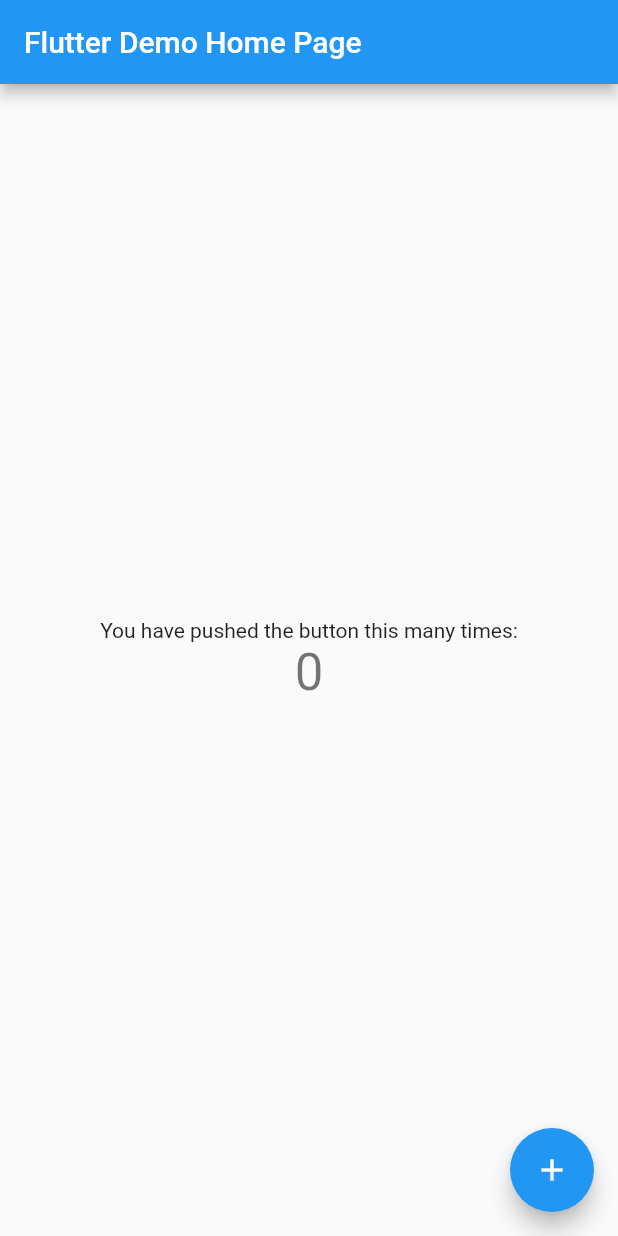
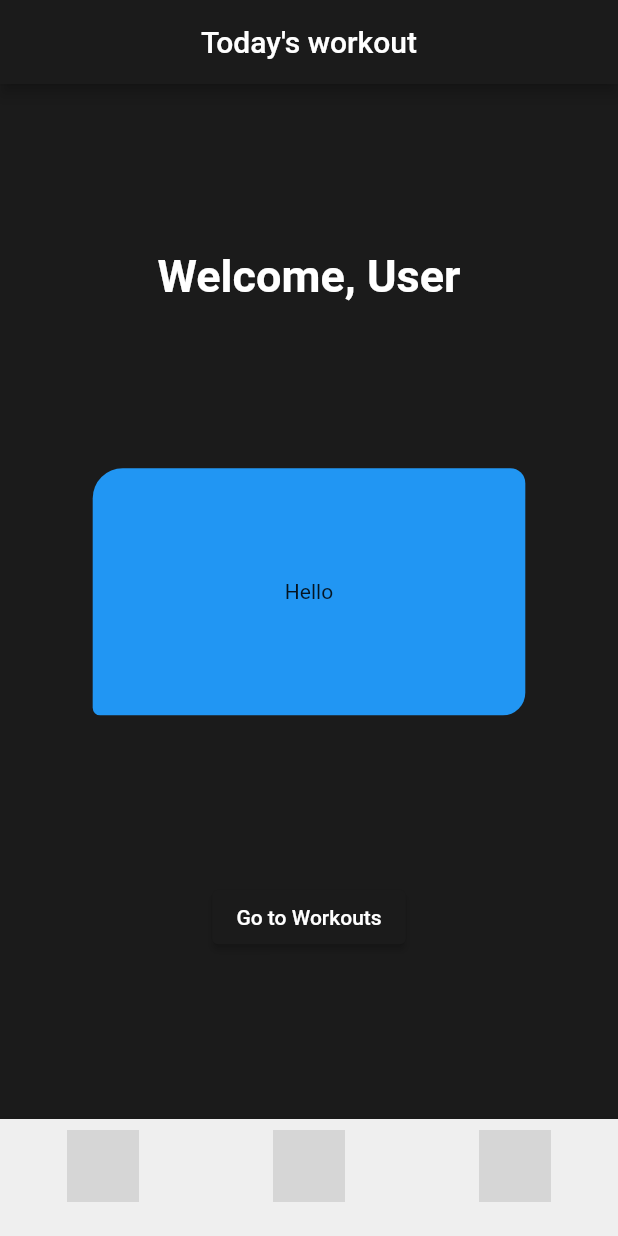
Before and after one commit to sophiavl/s1135382_s1133373_iiatimd_app, a Flutter app: the screen it shows after launch, on a phone screen of 412 x 824 dp. Run offline on Flutter 3.47's test engine with Material 2 defaults, Android fonts, the phone set to English and light mode, and no system bars; grey boxes are pictures that could not be loaded.

Commit message:
paginas er weer in gezet en de icons er in gezet

```diff
--- /dev/null
+++ b/lib/home_page.dart
@@ -0,0 +1,60 @@
+import 'package:flutter/material.dart';
+import 'workout_page.dart';
+
+class HomePage extends StatefulWidget {
+  const HomePage({Key? key}) : super(key: key);
+
+  @override
+  State<HomePage> createState() => _HomePageState();
+}
+
+class _HomePageState extends State<HomePage> {
+  Color background = const Color(0xFF1B1B1B);
+
+  @override
+  Widget build(BuildContext context) {
+    return Container(
+      color: background, // Set the background color for the whole screen
+      child: Center(
+        child: Column(
+          mainAxisAlignment: MainAxisAlignment.spaceEvenly,
+          children: [
+            const Text(
+              'Welcome, User',
+              style: TextStyle(
+                color: Colors.white,
+                fontSize: 30,
+                fontWeight: FontWeight.bold,
+              ),
+            ),
+            Container(
+              width: MediaQuery.of(context).size.width * 0.7,
+              height: MediaQuery.of(context).size.height * 0.2,
+              alignment: Alignment.center,
+              decoration: const BoxDecoration(
+                color: Colors.blue,
+                borderRadius: BorderRadius.only(
+                  topLeft: Radius.circular(20),
+                  topRight: Radius.circular(10),
+                  bottomLeft: Radius.circular(5),
+                  bottomRight: Radius.circular(15),
+                ),
+              ),
+              child: const Text('Hello'),
+            ),
+            ElevatedButton(
+              onPressed: () {
+                Navigator.of(context).push(
+                  MaterialPageRoute(builder: (BuildContext context) {
+                    return const WorkoutPage();
+                  }),
+                );
+              },
+              child: const Text('Go to Workouts'),
+            ),
+          ],
+        ),
+      ),
+    );
+  }
+}
--- a/lib/main.dart
+++ b/lib/main.dart
@@ -1,4 +1,27 @@
 import 'package:flutter/material.dart';
+import 'home_page.dart';
+import 'workout_page.dart';
+import 'profile_page.dart';
+
+MaterialColor createMaterialColor(Color color) {
+  List strengths = <double>[.05];
+  Map<int, Color> swatch = {};
+  final int r = color.red, g = color.green, b = color.blue;
+
+  for (int i = 1; i < 10; i++) {
+    strengths.add(0.1 * i);
+  }
+  for (var strength in strengths) {
+    final double ds = 0.5 - strength;
+    swatch[(strength * 1000).round()] = Color.fromRGBO(
+      r + ((ds < 0 ? r : (255 - r)) * ds).round(),
+      g + ((ds < 0 ? g : (255 - g)) * ds).round(),
+      b + ((ds < 0 ? b : (255 - b)) * ds).round(),
+      1,
+    );
+  }
+  return MaterialColor(color.value, swatch);
+}
 
 void main() {
   runApp(const MyApp());
@@ -11,105 +34,82 @@
   @override
   Widget build(BuildContext context) {
     return MaterialApp(
-      title: 'Flutter Demo',
+      debugShowCheckedModeBanner: false,
+      title: 'Workout app',
       theme: ThemeData(
-        // This is the theme of your application.
-        //
-        // Try running your application with "flutter run". You'll see the
-        // application has a blue toolbar. Then, without quitting the app, try
-        // changing the primarySwatch below to Colors.green and then invoke
-        // "hot reload" (press "r" in the console where you ran "flutter run",
-        // or simply save your changes to "hot reload" in a Flutter IDE).
-        // Notice that the counter didn't reset back to zero; the application
-        // is not restarted.
-        primarySwatch: Colors.blue,
+        primarySwatch: createMaterialColor(const Color(0xFF1B1B1B)),
       ),
-      home: const MyHomePage(title: 'Flutter Demo Home Page'),
+      home: const RootPage(title: 'My Workout'),
     );
   }
 }
 
-class MyHomePage extends StatefulWidget {
-  const MyHomePage({super.key, required this.title});
-
-  // This widget is the home page of your application. It is stateful, meaning
-  // that it has a State object (defined below) that contains fields that affect
-  // how it looks.
-
-  // This class is the configuration for the state. It holds the values (in this
-  // case the title) provided by the parent (in this case the App widget) and
-  // used by the build method of the State. Fields in a Widget subclass are
-  // always marked "final".
+class RootPage extends StatefulWidget {
+  const RootPage({Key? key, required this.title}) : super(key: key);
 
   final String title;
-
   @override
-  State<MyHomePage> createState() => _MyHomePageState();
+  State<RootPage> createState() => _RootPageState();
 }
 
-class _MyHomePageState extends State<MyHomePage> {
-  int _counter = 0;
+class _RootPageState extends State<RootPage> {
+  int currentPage = 0;
 
-  void _incrementCounter() {
-    setState(() {
-      // This call to setState tells the Flutter framework that something has
-      // changed in this State, which causes it to rerun the build method below
-      // so that the display can reflect the updated values. If we changed
-      // _counter without calling setState(), then the build method would not be
-      // called again, and so nothing would appear to happen.
-      _counter++;
-    });
-  }
+  List<String> pageTitles = ["Today's workout", 'Workouts', 'Profile'];
+
+  List<Widget> pages = [
+    const HomePage(),
+    const WorkoutPage(),
+    const ProfilePage()
+  ];
 
   @override
   Widget build(BuildContext context) {
-    // This method is rerun every time setState is called, for instance as done
-    // by the _incrementCounter method above.
-    //
-    // The Flutter framework has been optimized to make rerunning build methods
-    // fast, so that you can just rebuild anything that needs updating rather
-    // than having to individually change instances of widgets.
     return Scaffold(
-      appBar: AppBar(
-        // Here we take the value from the MyHomePage object that was created by
-        // the App.build method, and use it to set our appbar title.
-        title: Text(widget.title),
-      ),
-      body: Center(
-        // Center is a layout widget. It takes a single child and positions it
-        // in the middle of the parent.
-        child: Column(
-          // Column is also a layout widget. It takes a list of children and
-          // arranges them vertically. By default, it sizes itself to fit its
-          // children horizontally, and tries to be as tall as its parent.
-          //
-          // Invoke "debug painting" (press "p" in the console, choose the
-          // "Toggle Debug Paint" action from the Flutter Inspector in Android
-          // Studio, or the "Toggle Debug Paint" command in Visual Studio Code)
-          // to see the wireframe for each widget.
-          //
-          // Column has various properties to control how it sizes itself and
-          // how it positions its children. Here we use mainAxisAlignment to
-          // center the children vertically; the main axis here is the vertical
-          // axis because Columns are vertical (the cross axis would be
-          // horizontal).
-          mainAxisAlignment: MainAxisAlignment.center,
-          children: <Widget>[
-            const Text(
-              'You have pushed the button this many times:',
-            ),
-            Text(
-              '$_counter',
-              style: Theme.of(context).textTheme.headlineMedium,
-            ),
-          ],
-        ),
-      ),
-      floatingActionButton: FloatingActionButton(
-        onPressed: _incrementCounter,
-        tooltip: 'Increment',
-        child: const Icon(Icons.add),
-      ), // This trailing comma makes auto-formatting nicer for build methods.
-    );
+        appBar: AppBar(title: Text(pageTitles[currentPage]), centerTitle: true),
+        body: pages[currentPage],
+        bottomNavigationBar: Theme(
+          data: ThemeData(
+            canvasColor:
+                createMaterialColor(const Color.fromARGB(255, 239, 239, 239)),
+          ),
+          child: BottomNavigationBar(
+            currentIndex: currentPage,
+            onTap: (index) {
+              setState(() {
+                currentPage = index;
+              });
+            },
+            items: const <BottomNavigationBarItem>[
+              BottomNavigationBarItem(
+                icon: Image(
+                  image: AssetImage('web/icons/home_icon.png'),
+                  width: 48,
+                  height: 48,
+                  color: Colors.black87,
+                ),
+                label: '',
+              ),
+              BottomNavigationBarItem(
+                icon: Image(
+                  image: AssetImage('web/icons/dumbbel.png'),
+                  width: 48,
+                  height: 48,
+                  color: Colors.black87,
+                ),
+                label: '',
+              ),
+              BottomNavigationBarItem(
+                icon: Image(
+                  image: AssetImage('web/icons/profile_icon.png'),
+                  width: 48,
+                  height: 48,
+                  color: Colors.black87,
+                ),
+                label: '',
+              ),
+            ],
+          ),
+        ));
   }
 }
```
Also changed, not shown: lib/profile_page.dart (added, +22 -0 lines), lib/workout_page.dart (added, +87 -0 lines), pubspec.yaml (+4 -3 lines), 3 other files.
